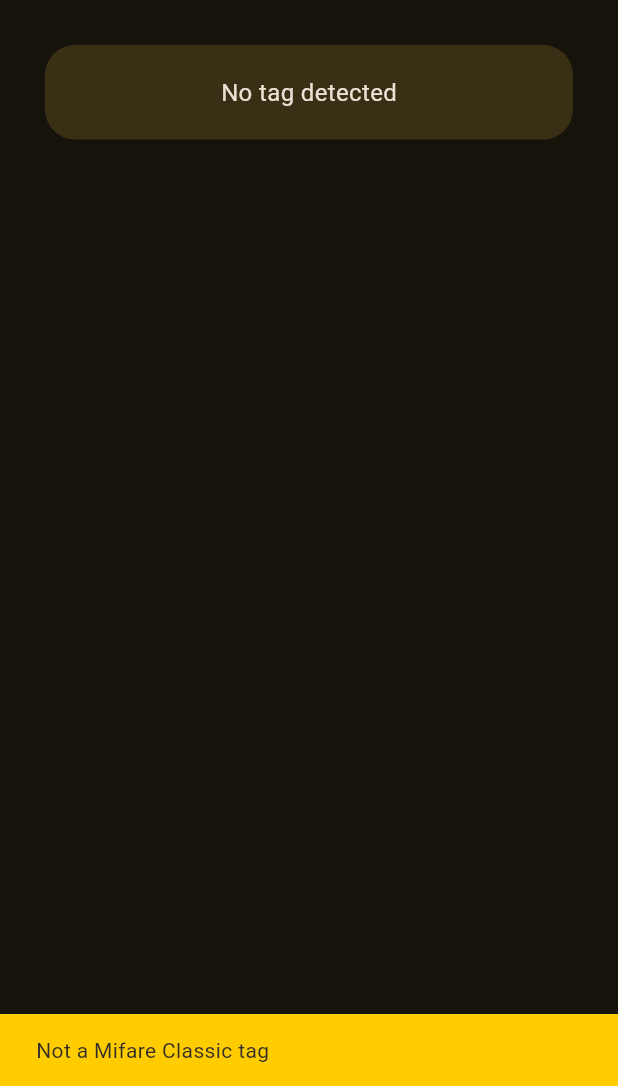
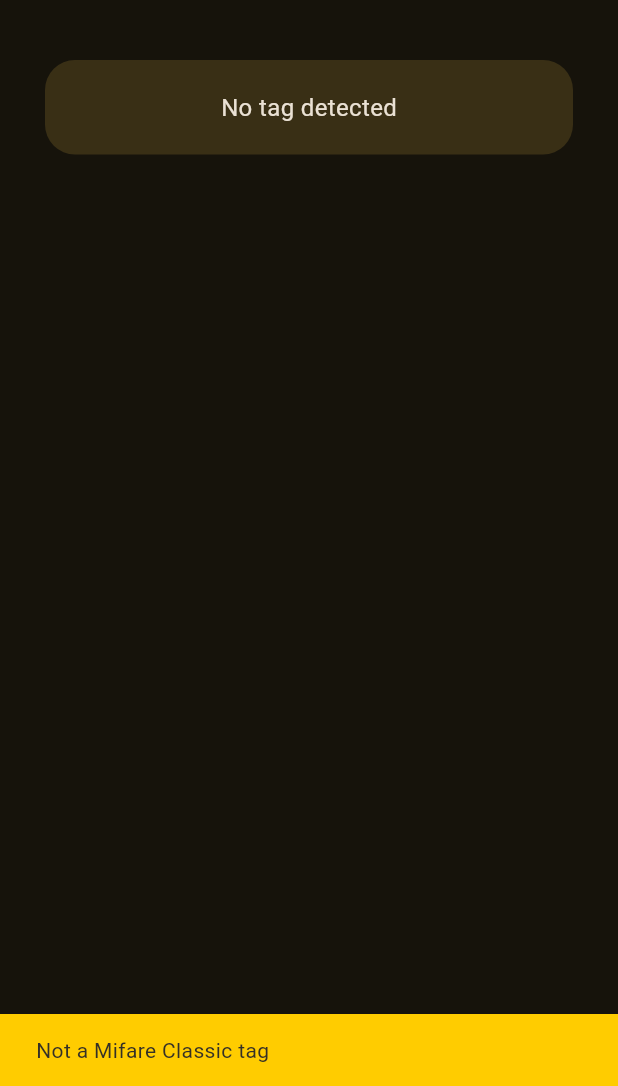
Before and after one commit to Laaen/MizipTools, a Flutter app: the screen it shows after launch, on a phone screen of 412 x 824 dp, the part 150-1236 px from its top. Run offline on Flutter 3.47's test engine with Material 3 defaults, Android fonts, the phone set to English and light mode, and no system bars; our stand-ins replace google_fonts, synchronized; missing offline and left inert: flutter_nfc_kit.

Commit message:
Passage en Listview pour éviter overflow de l'UI

```diff
--- a/lib/pages/advanced_menu.dart
+++ b/lib/pages/advanced_menu.dart
@@ -12,8 +12,7 @@ class AdvancedMenu extends StatelessWidget{
   @override
   Widget build(BuildContext context) {
     final tag = context.read<CurrentNFCTag>();
-    return Column(
-      spacing: 20,
+    return ListView(
       children: [
         TagData(),
         if (tag.isPresent()) ChangeUid(),
--- a/lib/pages/balance_menu.dart
+++ b/lib/pages/balance_menu.dart
@@ -12,8 +12,7 @@ class BalanceMenu extends StatelessWidget{
   @override
   Widget build(BuildContext context) {
     final tag = context.read<CurrentNFCTag>();
-    return Column(
-      spacing: 20,
+    return ListView(
       children: [
         TagData(),
         if (tag.isPresent() && tag.isMizipTag()) TagBalance(),
--- a/lib/pages/dump_menu.dart
+++ b/lib/pages/dump_menu.dart
@@ -13,8 +13,7 @@ class DumpMenu extends StatelessWidget{
    @override
   Widget build(BuildContext context) {
     final tag = context.read<CurrentNFCTag>();
-    return Column(
-      spacing: 20,
+    return  ListView(
       children: [
         TagData(),
         if (tag.isPresent()) DumpTag(),
--- a/lib/widgets/basic/container_with_border.dart
+++ b/lib/widgets/basic/container_with_border.dart
@@ -10,7 +10,7 @@ class ContainerWithBorder extends StatelessWidget{
   Widget build(BuildContext context) {
 
     final padding = EdgeInsets.all(20);
-    final margin = EdgeInsets.fromLTRB(30, 0, 30, 0);
+    final margin = EdgeInsets.fromLTRB(30, 10, 30, 10);
     final alignment =  Alignment.center;
     final decoration = BoxDecoration(
         color: Theme.of(context).colorScheme.onSecondary,
```
